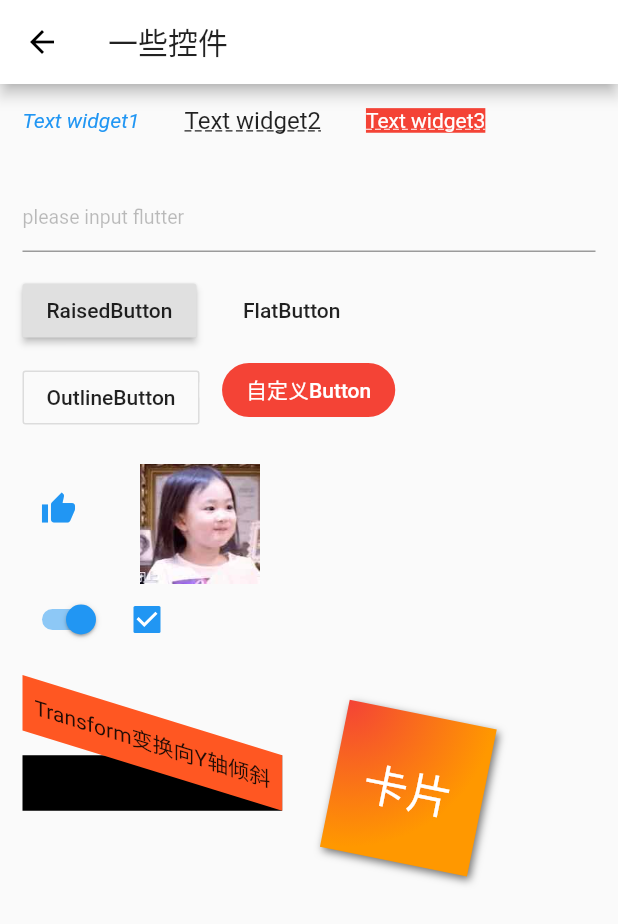
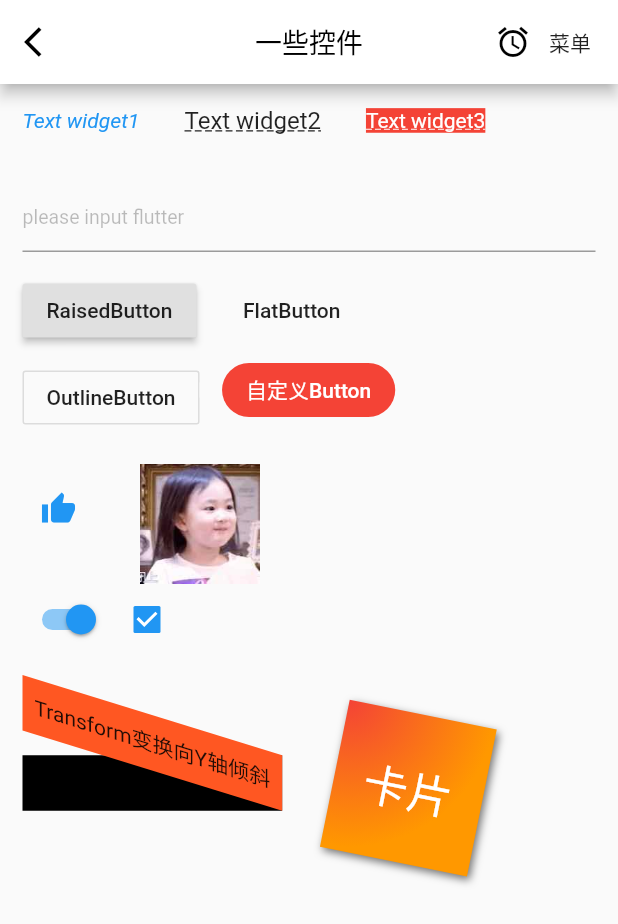
Before and after one commit to yanxing/flutterdemo, a Flutter app: the WidgetDemo screen opened directly, on a phone screen of 412 x 824 dp. Shown: the top 924 px of the screen. Run offline on Flutter 3.47's test engine with Material 2 defaults, Android fonts, the phone set to English and light mode, and no system bars; our stand-ins replace dio, fluttertoast; missing offline and left inert: flutter_boost; network calls fail.

Commit message:
封装标题栏

```diff
--- a/lib/bottom_navigation_bar_demo.dart
+++ b/lib/bottom_navigation_bar_demo.dart
@@ -1,4 +1,5 @@
 import 'package:flutter/material.dart';
+import 'package:flutterdemo/widget/titlebar.dart';
 
 ///底部导航
 class BottomNavigationBarDemo extends StatefulWidget {
@@ -15,10 +16,7 @@ class _BottomNavigationBarState extends State<BottomNavigationBarDemo> {
   @override
   Widget build(BuildContext context) {
     return new Scaffold(
-      appBar: AppBar(
-        title: Text(_tabLabel[_selectedIndex]),
-        centerTitle: false,
-      ),
+      appBar: TitleBar.tilte(_tabLabel[_selectedIndex]),
       bottomNavigationBar: BottomNavigationBar(
         items: <BottomNavigationBarItem>[
           BottomNavigationBarItem(
--- a/lib/login_demo.dart
+++ b/lib/login_demo.dart
@@ -3,6 +3,7 @@ import 'package:flutter/material.dart';
 import 'package:flutterdemo/model/login.dart';
 import 'package:flutterdemo/register_demo.dart';
 import 'package:flutterdemo/util/comment_util.dart';
+import 'package:flutterdemo/widget/titlebar.dart';
 import 'package:fluttertoast/fluttertoast.dart';
 
 ///登录
@@ -21,9 +22,7 @@ class _LoginStateDemo extends State<LoginDemo> {
   @override
   Widget build(BuildContext context) {
     return new Scaffold(
-      appBar: AppBar(
-        title: Text("登录"),
-      ),
+      appBar:TitleBar.tilte("登录"),
       body: Container(
         padding: EdgeInsets.symmetric(vertical: 100, horizontal: 20),
         child: new Column(
--- a/lib/register_demo.dart
+++ b/lib/register_demo.dart
@@ -2,6 +2,7 @@ import 'package:dio/dio.dart';
 import 'package:flutter/material.dart';
 import 'package:flutterdemo/model/register.dart';
 import 'package:flutterdemo/util/comment_util.dart';
+import 'package:flutterdemo/widget/titlebar.dart';
 import 'package:fluttertoast/fluttertoast.dart';
 
 ///注册
@@ -20,9 +21,7 @@ class _RegisterStateDemo extends State<RegisterDemo> {
   @override
   Widget build(BuildContext context) {
     return new Scaffold(
-      appBar: AppBar(
-        title: Text("注册"),
-      ),
+      appBar: TitleBar.tilte("注册"),
       body: Container(
         padding: EdgeInsets.symmetric(vertical: 100, horizontal: 20),
         child: new Column(
--- /dev/null
+++ b/lib/widget/titlebar.dart
@@ -0,0 +1,104 @@
+import 'package:flutter/material.dart';
+
+///封装一些常用的标题栏，返回图标-文字，右菜单（文字、图标）
+class TitleBar extends StatelessWidget implements PreferredSizeWidget {
+  Configuration configuration = new Configuration();
+
+  ///设置标题文字，居中
+  TitleBar.tilte(String title)
+      : preferredSize = Size.fromHeight(kToolbarHeight) {
+    configuration.title = title;
+  }
+
+  ///设置标题文字，居左
+  TitleBar.leftTitle(String title)
+      : preferredSize = Size.fromHeight(kToolbarHeight) {
+    configuration.title = title;
+    configuration.centerTitle = false;
+  }
+
+  ///设置标题，颜色和大小,背景颜色
+  TitleBar.titleColorSize(
+      String title, Color titleColor, double fontSize, Color background)
+      : preferredSize = Size.fromHeight(kToolbarHeight) {
+    configuration.title = title;
+    configuration.centerTitle = true;
+    configuration.titleColor = titleColor;
+    configuration.fontSize = fontSize;
+    configuration.backgoundColor = background;
+  }
+
+  TitleBar(Configuration configuration)
+      : preferredSize = Size.fromHeight(kToolbarHeight) {
+    this.configuration = configuration;
+  }
+
+  @override
+  Widget build(BuildContext context) {
+    return AppBar(
+      //返回图标
+      leading: IconButton(
+          icon: configuration.back,
+          onPressed: () {
+            Navigator.maybePop(context);
+          }),
+      title: Text(configuration.title,
+          style: TextStyle(
+              color: configuration.titleColor,
+              fontSize: configuration.fontSize)),
+      centerTitle: configuration.centerTitle,
+      titleSpacing: 0.0,
+      backgroundColor: configuration.backgoundColor,
+      actions:
+          //没有右图标
+          configuration.rightIcon == null
+              ? <Widget>[
+                  Padding(
+                    padding: EdgeInsets.only(top: 18, right: 18),
+                    child: Text(configuration.rightTitle),
+                  )
+                ]
+              : <Widget>[
+                  IconButton(
+                    icon: configuration.rightIcon,
+                    onPressed: configuration.clickIconMenu,
+                  ),
+                  Padding(
+                    padding: EdgeInsets.only(top: 18, right: 18),
+                    child: GestureDetector(
+                      child: Text(configuration.rightTitle),
+                      onTap: configuration.clickTitleMenu,
+                    ),
+                  )
+                ],
+    );
+  }
+
+  @override
+  Size preferredSize;
+}
+
+class Configuration {
+  //返回icon，See [Icon], [ImageIcon]
+  Widget back = Icon(Icons.arrow_back_ios);
+  String title;
+  Color titleColor = Colors.black;
+  double fontSize = 18;
+  bool centerTitle = true;
+  Color backgoundColor;
+
+  //右菜单
+  String rightTitle = "";
+
+  //See [Icon], [ImageIcon]
+  Widget rightIcon;
+
+  VoidCallback clickIconMenu;
+  VoidCallback clickTitleMenu;
+
+  Configuration();
+
+  ///点击右两个菜单回调
+  Configuration.setOnMenuClickListener(
+      {this.clickTitleMenu, this.clickIconMenu});
+}
--- a/lib/widget_demo.dart
+++ b/lib/widget_demo.dart
@@ -1,5 +1,7 @@
 import 'package:flutter/material.dart';
 import 'package:flutterdemo/widget/blank.dart';
+import 'package:flutterdemo/widget/titlebar.dart';
+import 'package:fluttertoast/fluttertoast.dart';
 
 ///一些Widget使用。
 class WidgetDemo extends StatefulWidget {
@@ -16,11 +18,19 @@ class _MyWidgetDemo extends State<WidgetDemo> {
 
   @override
   Widget build(BuildContext context) {
+    Configuration configuration = new Configuration.setOnMenuClickListener(
+        clickTitleMenu: () {
+          Fluttertoast.showToast(msg: "点击了文字菜单");
+        }, clickIconMenu: () {
+      Fluttertoast.showToast(msg: "点击了图标菜单");
+    });
+    configuration.title = "一些控件";
+    configuration.centerTitle = true;
+    configuration.back = Icon(Icons.arrow_back_ios, color: Colors.black,);
+    configuration.rightIcon = Icon(Icons.access_alarms);
+    configuration.rightTitle = "菜单";
     return Scaffold(
-        appBar: AppBar(
-          title: Text("一些控件"),
-          centerTitle: false,
-        ),
+      appBar:  TitleBar(configuration),
         body: Scrollbar(
           child: SingleChildScrollView(
             child: Column(
--- a/pubspec.yaml
+++ b/pubspec.yaml
@@ -10,7 +10,7 @@ description: A new Flutter application.
 version: 1.0.0+1
 
 environment:
-  sdk: ">=2.0.0-dev.68.0 <3.0.0"
+  sdk: ">=2.2.0 <3.0.0"
 
 dependencies:
   flutter:
```
Also changed, not shown: lib/network_demo.dart (+7 -3 lines).
